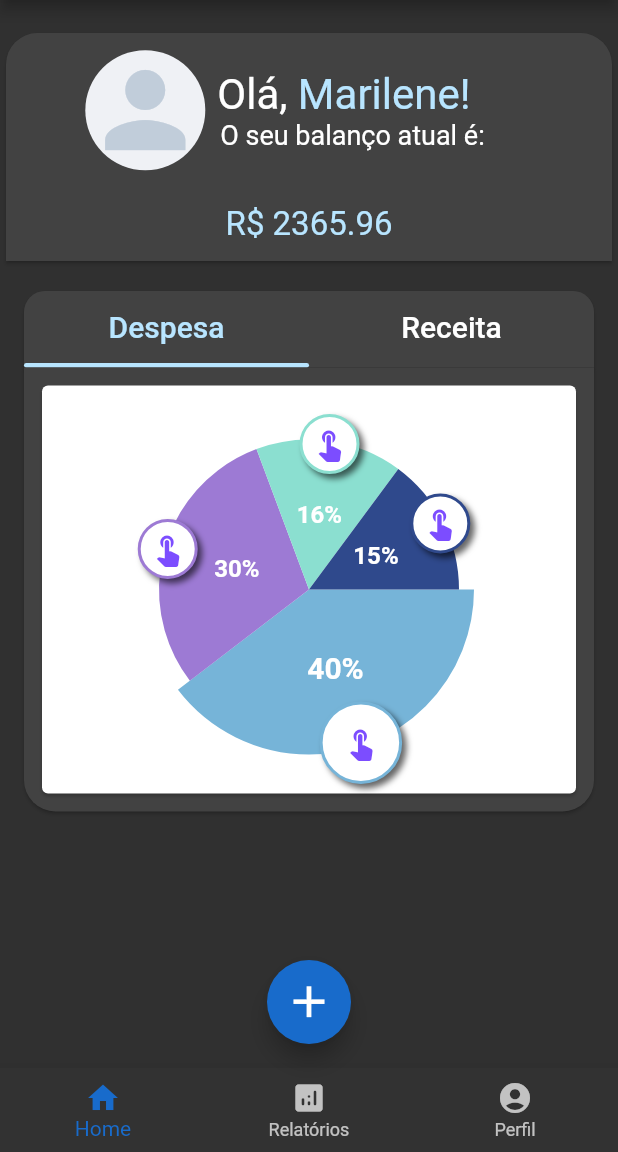
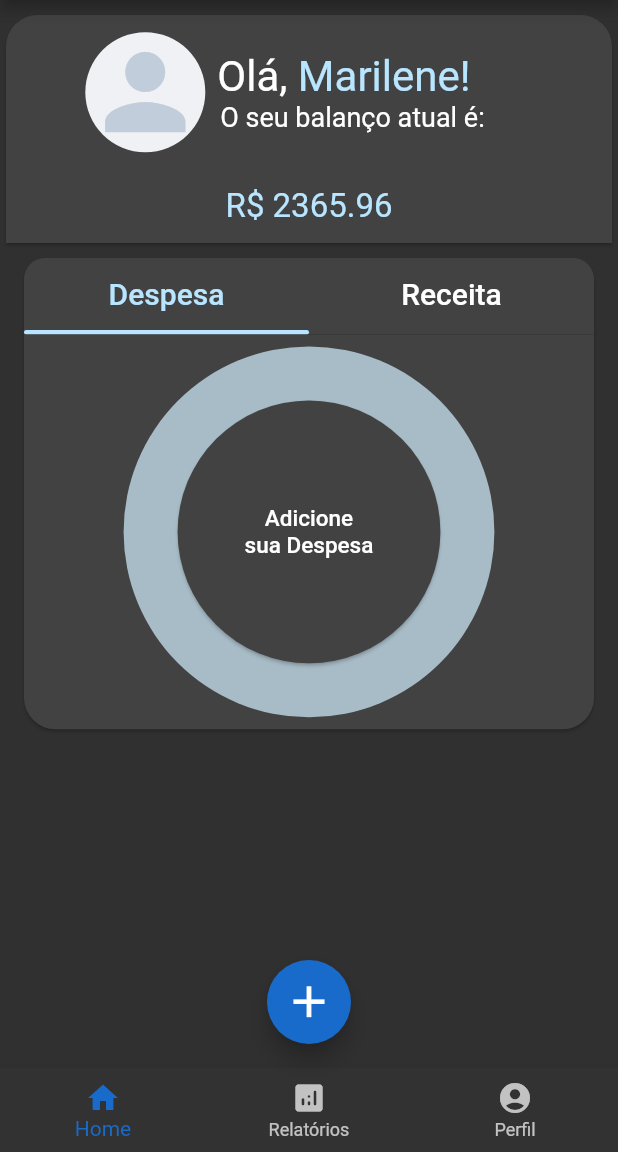
Before and after one commit to rafareloM/Planney, a Flutter app: the screen it shows after launch, on a phone screen of 412 x 824 dp, the part 84-1236 px from its top. Run offline on Flutter 3.47's test engine with Material 2 defaults, Android fonts, the light colour scheme and no system bars; drawn by our look-alikes of fl_chart; our stand-ins replace flutter_mobx, get_it, mobx; missing offline and left inert: easy_mask; accounts and stored records are empty; generated files the repository leaves out were written again.

Commit message:
minor fixes in HomePage

```diff
--- a/lib/ui/components/charts/pie_chart.dart
+++ b/lib/ui/components/charts/pie_chart.dart
@@ -17,7 +17,8 @@ class PieChartSample3State extends State {
     return AspectRatio(
       aspectRatio: 1.3,
       child: Card(
-        color: AppStyle.fullWhite,
+        elevation: 0,
+        color: Colors.transparent,
         child: AspectRatio(
           aspectRatio: 1,
           child: PieChart(
--- a/lib/ui/components/transaction/transaction_card_filled.dart
+++ b/lib/ui/components/transaction/transaction_card_filled.dart
@@ -13,16 +13,18 @@ class TransactionCardFilled extends StatelessWidget {
 
   @override
   Widget build(BuildContext context) {
-    return const Padding(
-      padding: EdgeInsets.symmetric(horizontal: 16),
+    return Padding(
+      padding: const EdgeInsets.symmetric(horizontal: 16),
       child: Card(
-        shape: RoundedRectangleBorder(
+        shape: const RoundedRectangleBorder(
             borderRadius: BorderRadius.vertical(bottom: Radius.circular(21))),
         margin: EdgeInsets.zero,
-        child: Padding(
-          padding: EdgeInsets.all(8.0),
-          child: PieChartSample3(),
-        ),
+        child: ConstrainedBox(
+            constraints: BoxConstraints(
+              maxHeight: deviceHeight * 0.35,
+              minWidth: double.maxFinite,
+            ),
+            child: const PieChartSample3()),
       ),
     );
   }
--- a/lib/ui/components/transaction/transaction_chart_card.dart
+++ b/lib/ui/components/transaction/transaction_chart_card.dart
@@ -76,7 +76,7 @@ class TransactionChartCard extends StatelessWidget {
               ),
             ),
           ),
-          transactionList.isNotEmpty
+          transactionList.isEmpty
               ? TransactionCardEmpty(
                   deviceHeight: deviceHeight,
                   isExpence: isExpence,
--- a/lib/ui/pages/home/homepage.dart
+++ b/lib/ui/pages/home/homepage.dart
@@ -63,21 +63,21 @@ class HomePage extends StatelessWidget {
         bottomNavigationBar: const HomeBottomNavigationBar(),
         body: Column(
           children: [
-            const SizedBox(
-              height: 18,
+            const Padding(
+              padding: EdgeInsets.only(top: 6),
+              child: Avatar(
+                userName: 'Marilene',
+                userBalance: 2365.96,
+              ),
             ),
-            const Avatar(
-              userName: 'Marilene',
-              userBalance: 2365.96,
+            Padding(
+              padding: const EdgeInsets.only(top: 6),
+              child: TransactionChartCard(
+                isExpence: controller.isExpence,
+                controller: controller,
+                colorScheme: colorScheme,
+              ),
             ),
-            const SizedBox(
-              height: 16,
-            ),
-            TransactionChartCard(
-              isExpence: controller.isExpence,
-              controller: controller,
-              colorScheme: colorScheme,
-            )
           ],
         ),
       );
```
